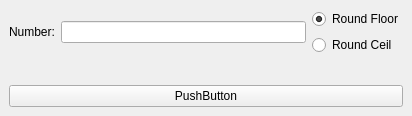
Above: First/mainwindow.ui from xiEight/Tasks before the change. Below: the same form after it.
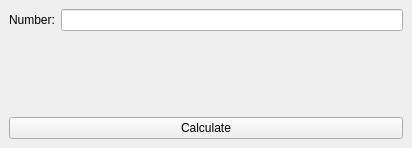
That is the form after the change.

The edit to the form file:
```diff
--- a/First/mainwindow.ui
+++ b/First/mainwindow.ui
@@ -7,7 +7,7 @@
     <x>0</x>
     <y>0</y>
     <width>412</width>
-    <height>116</height>
+    <height>148</height>
    </rect>
   </property>
   <property name="windowTitle">
@@ -30,25 +30,7 @@
          <widget class="QLineEdit" name="lineEdit"/>
         </item>
         <item>
-         <layout class="QVBoxLayout" name="verticalLayout_2">
-          <item>
-           <widget class="QRadioButton" name="radioButton_2">
-            <property name="text">
-             <string>Round Floor</string>
-            </property>
-            <property name="checked">
-             <bool>true</bool>
-            </property>
-           </widget>
-          </item>
-          <item>
-           <widget class="QRadioButton" name="radioButton">
-            <property name="text">
-             <string>Round Ceil</string>
-            </property>
-           </widget>
-          </item>
-         </layout>
+         <layout class="QVBoxLayout" name="verticalLayout_2"/>
         </item>
        </layout>
       </item>
@@ -62,7 +44,7 @@
       <item>
        <widget class="QPushButton" name="pushButton">
         <property name="text">
-         <string>PushButton</string>
+         <string>Calculate</string>
         </property>
        </widget>
       </item>
```
